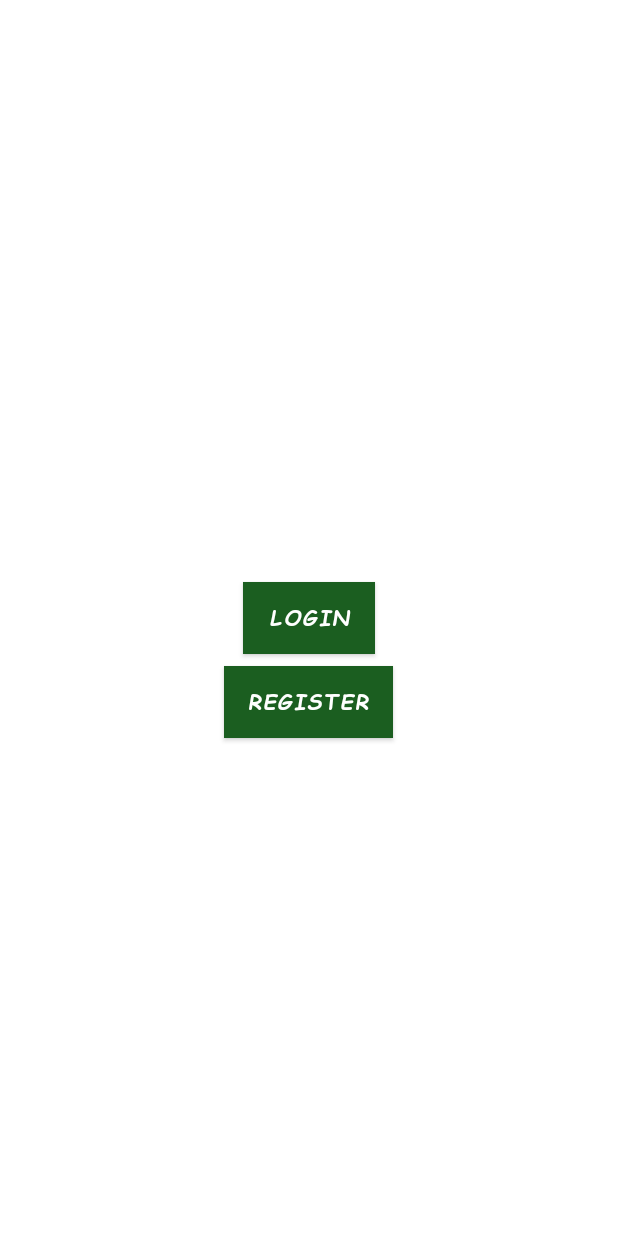
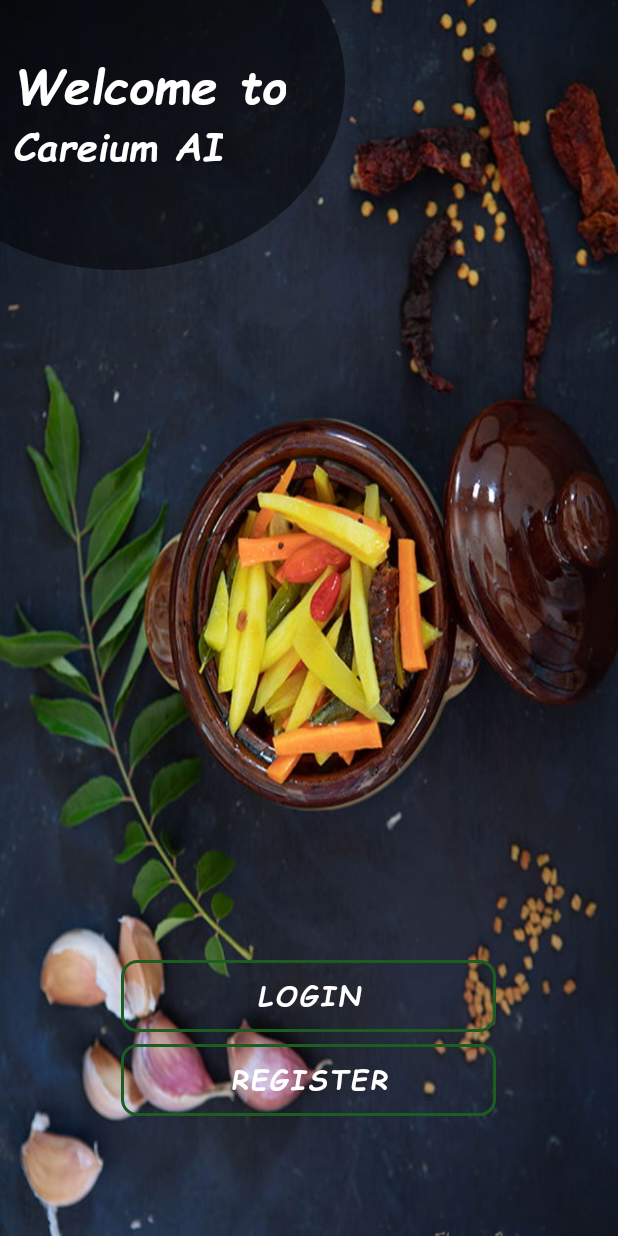
Before and after one commit to KAN-Team/Careium-AI, an Android app: the layout activity_splash.xml on its own in the app's theme, with its tools: preview values and no code run, on a phone screen of 412 x 824 dp. Run offline under Robolectric (Android 15) with nearby library versions, the phone set to English and light mode, and no system bars.

Commit message:
frontend: Adding Splash Screen UI.

```diff
--- a/Careium/app/src/main/AndroidManifest.xml
+++ b/Careium/app/src/main/AndroidManifest.xml
@@ -19,7 +19,14 @@
             android:name=".frontend.authentication.activities.SplashActivity"
             android:exported="true"
             android:screenOrientation="portrait"
-            tools:ignore="LockedOrientationActivity"/>
+            tools:ignore="LockedOrientationActivity">
+
+            <intent-filter>
+                <action android:name="android.intent.action.MAIN" />
+                <category android:name="android.intent.category.LAUNCHER" />
+            </intent-filter>
+
+        </activity>
 
         <activity
             android:name=".frontend.authentication.activities.AuthenticationActivity"
@@ -31,14 +38,7 @@
             android:name=".frontend.home.activities.MainActivity"
             android:exported="true"
             android:screenOrientation="portrait"
-            tools:ignore="LockedOrientationActivity" >
-
-            <intent-filter>
-                <action android:name="android.intent.action.MAIN" />
-                <category android:name="android.intent.category.LAUNCHER" />
-            </intent-filter>
-
-        </activity>
+            tools:ignore="LockedOrientationActivity" />
     </application>
 
 </manifest>
--- a/Careium/app/src/main/java/com/example/careium/frontend/authentication/activities/SplashActivity.kt
+++ b/Careium/app/src/main/java/com/example/careium/frontend/authentication/activities/SplashActivity.kt
@@ -1,17 +1,34 @@
 package com.example.careium.frontend.authentication.activities
 
+import android.annotation.SuppressLint
 import android.content.Intent
+import android.os.Bundle
+import android.os.Handler
+import android.view.View
 import androidx.appcompat.app.AppCompatActivity
-import android.os.Bundle
 import com.example.careium.databinding.ActivitySplashBinding
+import com.example.careium.frontend.home.activities.MainActivity
 
+@SuppressLint("CustomSplashScreen")
 class SplashActivity : AppCompatActivity() {
     private lateinit var binding: ActivitySplashBinding
+    private val x: Int = 0
 
     override fun onCreate(savedInstanceState: Bundle?) {
         super.onCreate(savedInstanceState)
         binding = ActivitySplashBinding.inflate(layoutInflater)
         setContentView(binding.root)
+
+
+        // Handle Here Authentication Condition to start main activity
+        if (x == 1) {
+            binding.loginBtn.visibility = View.GONE
+            binding.registerBtn.visibility = View.GONE
+            Handler().postDelayed({
+                startActivity(Intent(this, MainActivity::class.java))
+                finish()
+            }, 100)
+        }
 
 
         binding.loginBtn.setOnClickListener {
--- a/Careium/app/src/main/res/layout/activity_splash.xml
+++ b/Careium/app/src/main/res/layout/activity_splash.xml
@@ -3,26 +3,66 @@
     xmlns:tools="http://schemas.android.com/tools"
     android:layout_width="match_parent"
     android:layout_height="match_parent"
+    android:background="@drawable/splash_back"
     tools:context=".frontend.authentication.activities.SplashActivity">
+
+    <RelativeLayout
+        android:id="@+id/welcome_container"
+        android:layout_width="@dimen/x_large_size"
+        android:layout_height="@dimen/large_size"
+        android:layout_marginStart="@dimen/negative_spacing"
+        android:layout_marginTop="@dimen/negative_spacing"
+        android:background="@drawable/transparent_back_oval"
+        android:gravity="center">
+
+        <TextView
+            android:id="@+id/welcome_label"
+            android:layout_width="wrap_content"
+            android:layout_height="wrap_content"
+            android:layout_marginStart="@dimen/x_large_spacing"
+            android:layout_marginTop="@dimen/x_large_spacing"
+            android:fontFamily="@font/comicz"
+            android:text="@string/welcome_msg"
+            android:textColor="@color/white"
+            android:textSize="@dimen/large_text_size"
+            android:textStyle="italic" />
+
+        <TextView
+            android:id="@+id/app_name_label"
+            android:layout_width="wrap_content"
+            android:layout_height="wrap_content"
+            android:layout_below="@id/welcome_label"
+            android:layout_marginStart="@dimen/x_large_spacing"
+            android:fontFamily="@font/comicz"
+            android:text="@string/app_full_name"
+            android:textColor="@color/white"
+            android:textSize="@dimen/semi_large_text_size"
+            android:textStyle="italic" />
+
+    </RelativeLayout>
 
     <Button
         android:id="@+id/login_btn"
-        android:layout_width="wrap_content"
+        android:layout_width="@dimen/large_size"
         android:layout_height="wrap_content"
-        android:layout_centerInParent="true"
-        android:background="@color/black"
+        android:layout_above="@id/register_btn"
+        android:layout_centerHorizontal="true"
+        android:background="@drawable/theme_button"
         android:text="@string/login"
-        android:textColor="@color/white" />
+        android:textColor="@color/white"
+        android:textSize="@dimen/medium_text_size" />
 
     <Button
         android:id="@+id/register_btn"
-        android:layout_width="wrap_content"
+        android:layout_width="@dimen/large_size"
         android:layout_height="wrap_content"
-        android:layout_below="@id/login_btn"
+        android:layout_alignParentBottom="true"
         android:layout_centerHorizontal="true"
         android:layout_marginTop="@dimen/action_button_margin"
-        android:background="@color/black"
+        android:layout_marginBottom="@dimen/xx_large_spacing"
+        android:background="@drawable/theme_button"
         android:text="@string/register"
-        android:textColor="@color/white" />
+        android:textColor="@color/white"
+        android:textSize="@dimen/medium_text_size" />
 
 </RelativeLayout>
--- a/Careium/app/src/main/res/values/dimens.xml
+++ b/Careium/app/src/main/res/values/dimens.xml
@@ -1,9 +1,15 @@
 <?xml version="1.0" encoding="utf-8"?>
 <resources>
+
+    <!-- Width and Height-->
+    <dimen name="large_size">250dp</dimen>
+    <dimen name="x_large_size">300dp</dimen>
+
     <!-- Text Size -->
     <dimen name="title_text_size">36sp</dimen>
     <dimen name="small_text_size">12sp</dimen>
     <dimen name="medium_text_size">18sp</dimen>
+    <dimen name="semi_large_text_size">25sp</dimen>
     <dimen name="large_text_size">32sp</dimen>
 
     <!-- Padding and Margin -->
@@ -12,6 +18,8 @@
     <dimen name="medium_spacing">16dp</dimen>
     <dimen name="large_spacing">32dp</dimen>
     <dimen name="x_large_spacing">40dp</dimen>
+    <dimen name="xx_large_spacing">80dp</dimen>
+    <dimen name="negative_spacing">-70dp</dimen>
 
     <!-- Elevations -->
     <dimen name="elevation_toolbar">4dp</dimen>
--- a/Careium/app/src/main/res/values/strings.xml
+++ b/Careium/app/src/main/res/values/strings.xml
@@ -1,4 +1,7 @@
 <resources>
+    <!-- Splash Screen -->
+    <string name="welcome_msg">Welcome to</string>
+
     <!-- Navigation Labels -->
     <string name="app_name">Careium</string>
     <string name="app_full_name">Careium AI</string>
```
Also changed, not shown: Careium/app/src/main/res/drawable/splash_back.jpg (added).
